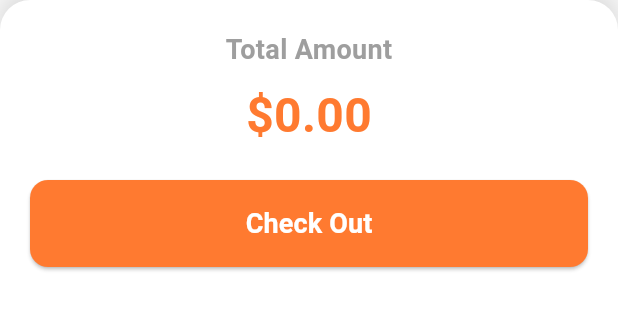
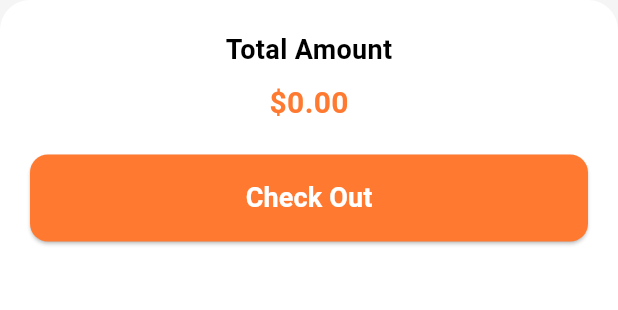
Before and after one commit to jaysonbutawan/appdev, a Flutter app: the CheckoutSection widget shown alone on an empty page, opened directly with empty values, on a phone screen of 412 x 824 dp. Shown: the top 310 px of the screen. Run offline on Flutter 3.47's test engine with Material 3 defaults, Android fonts, the phone set to English and light mode, and no system bars; our stand-ins replace cloud_firestore, firebase_auth, firebase_core, get, google_sign_in; missing offline and left inert: flutter_advanced_cards; accounts and stored records are empty; network calls fail; statements that could not run were skipped.

Commit message:
Refactor checkout section UI styles
Simplified BoxDecoration by making it const and removing the boxShadow. Changed text color from grey to black, reduced total amount font size, and made minor formatting improvements for consistency.

```diff
--- a/lib/presentation/widgets/checkout_section.dart
+++ b/lib/presentation/widgets/checkout_section.dart
@@ -15,19 +15,12 @@ class CheckoutSection extends StatelessWidget {
     return Container(
       width: double.infinity,
       padding: const EdgeInsets.all(20),
-      decoration: BoxDecoration(
+      decoration: const BoxDecoration(
         color: Colors.white,
-        borderRadius: const BorderRadius.only(
+        borderRadius: BorderRadius.only(
           topLeft: Radius.circular(20),
           topRight: Radius.circular(20),
         ),
-        boxShadow: [
-          BoxShadow(
-            color: Colors.black.withOpacity(0.1),
-            blurRadius: 10,
-            offset: const Offset(0, -5),
-          ),
-        ],
       ),
       child: Column(
         children: [
@@ -36,7 +29,7 @@ class CheckoutSection extends StatelessWidget {
             style: TextStyle(
               fontSize: 18,
               fontWeight: FontWeight.w600,
-              color: Colors.grey,
+              color: Colors.black,
             ),
           ),
           const SizedBox(height: 8),
@@ -44,7 +37,7 @@ class CheckoutSection extends StatelessWidget {
           Text(
             "\$${totalAmount.toStringAsFixed(2)}",
             style: const TextStyle(
-              fontSize: 32,
+              fontSize: 20,
               fontWeight: FontWeight.bold,
               color: Color(0xFFFF7A30),
             ),
@@ -65,10 +58,7 @@ class CheckoutSection extends StatelessWidget {
               ),
               child: const Text(
                 "Check Out",
-                style: TextStyle(
-                  fontSize: 18,
-                  fontWeight: FontWeight.bold,
-                ),
+                style: TextStyle(fontSize: 18, fontWeight: FontWeight.bold),
               ),
             ),
           ),
```
